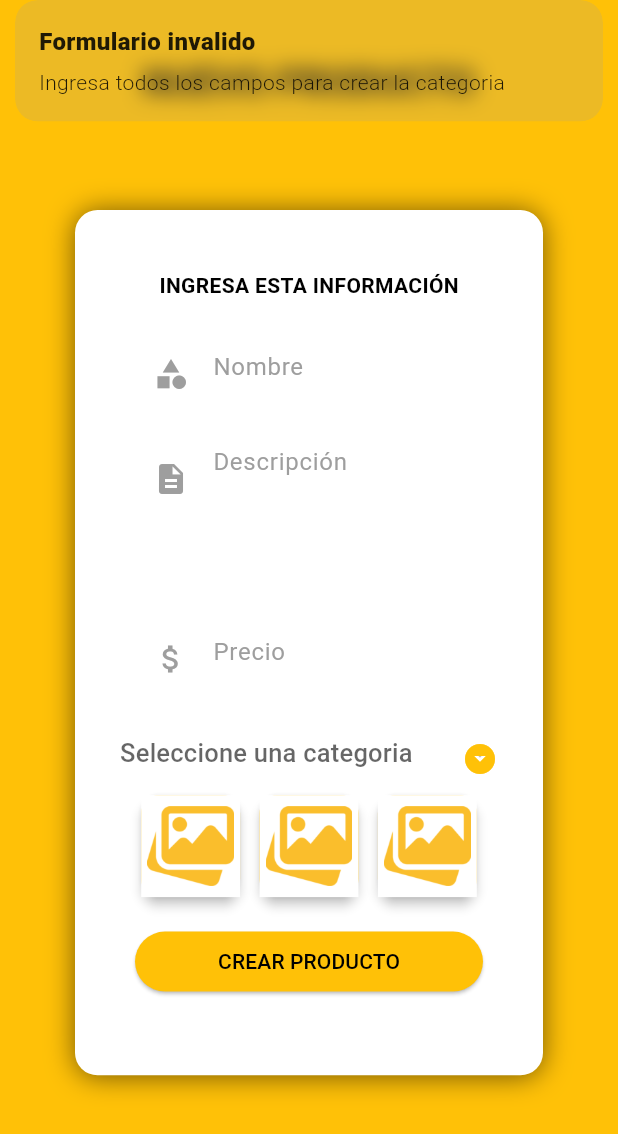
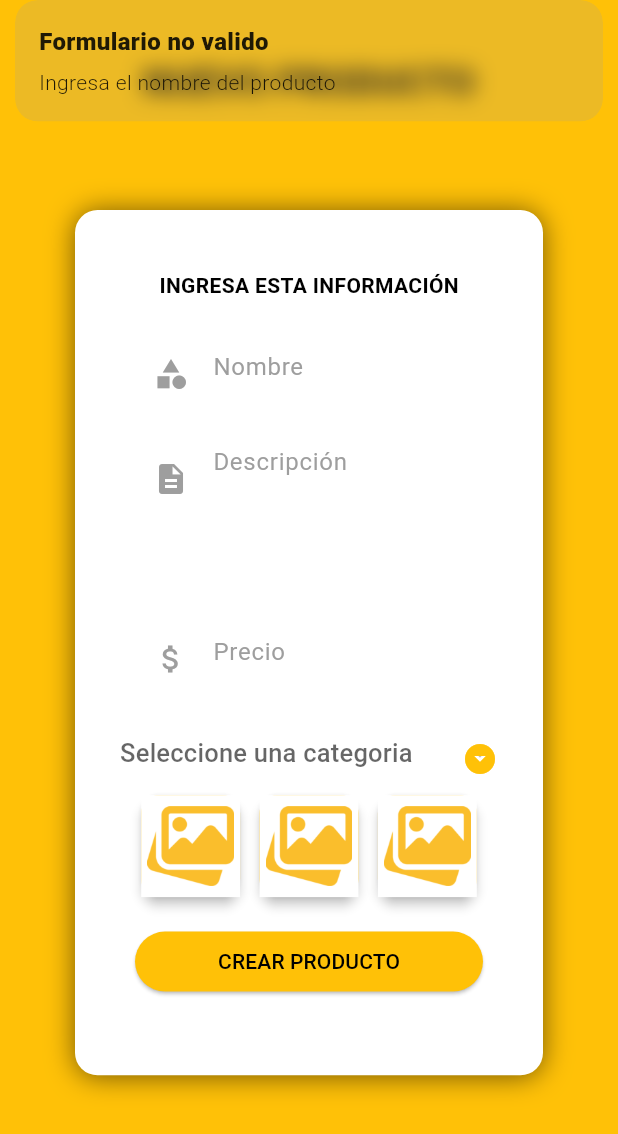
Before and after one commit to OrlayMolina/App_Delivery, a Flutter app: the RestaurantProductsCreatePage screen opened directly, after a tap on "CREAR PRODUCTO", on a phone screen of 412 x 824 dp. Shown: the top 1134 px of the screen. Run offline on Flutter 3.47's test engine with Material 3 defaults, Android fonts, the phone set to English and light mode, and no system bars; our stand-ins replace get, get_storage, image_picker, sn_progress_dialog; accounts and stored records are empty; network calls fail; project files that could hold a hidden picture were left out.

Commit message:
Se agrega un producto a la base de datos pero se prensenta un error porque no esta cargando las imágenes a Firebase correctamente.

```diff
--- a/flutter_delivery/lib/src/environment/environment.dart
+++ b/flutter_delivery/lib/src/environment/environment.dart
@@ -1,6 +1,6 @@
 class Environment {
 
   /// Variable con la ruta para hacer las peticiones a NodeJs.
-  static const String API_URL = "http://192.168.1.1:3000/";
-  static const String API_URL_OLD = "192.168.1.1:3000";
+  static const String API_URL = "http://192.168.1.2:3000/";
+  static const String API_URL_OLD = "192.168.1.2:3000";
 }
--- /dev/null
+++ b/flutter_delivery/lib/src/models/product.dart
@@ -0,0 +1,53 @@
+import 'dart:convert';
+
+Product productFromJson(String str) => Product.fromJson(json.decode(str));
+
+String productToJson(Product data) => json.encode(data.toJson());
+
+class Product {
+  String? id;
+  String? name;
+  String? description;
+  String? image1;
+  String? image2;
+  String? image3;
+  String? idCategory;
+  double? price;
+  int? quantity;
+
+  Product({
+    this.id,
+    this.name,
+    this.description,
+    this.image1,
+    this.image2,
+    this.image3,
+    this.idCategory,
+    this.price,
+    this.quantity,
+  });
+
+  factory Product.fromJson(Map<String, dynamic> json) => Product(
+    id: json["id"],
+    name: json["name"],
+    description: json["description"],
+    image1: json["image1"],
+    image2: json["image2"],
+    image3: json["image3"],
+    idCategory: json["id_category"],
+    price: json["price"]?.toDouble(),
+    quantity: json["quantity"],
+  );
+
+  Map<String, dynamic> toJson() => {
+    "id": id,
+    "name": name,
+    "description": description,
+    "image1": image1,
+    "image2": image2,
+    "image3": image3,
+    "id_category": idCategory,
+    "price": price,
+    "quantity": quantity,
+  };
+}
--- a/flutter_delivery/lib/src/pages/restaurant/products/create/restaurant_products_create_page.dart
+++ b/flutter_delivery/lib/src/pages/restaurant/products/create/restaurant_products_create_page.dart
@@ -216,7 +216,7 @@
       margin: EdgeInsets.symmetric(horizontal: 40, vertical: 15),
       child: ElevatedButton(
           onPressed: () {
-            controller.createCategory();
+            controller.createProduct(context);
           },
           style: ElevatedButton.styleFrom(
               padding: EdgeInsets.symmetric(vertical: 1)
--- a/flutter_delivery/lib/src/pages/restaurant/products/create/restaurante_products_create_controller.dart
+++ b/flutter_delivery/lib/src/pages/restaurant/products/create/restaurante_products_create_controller.dart
@@ -1,11 +1,16 @@
+import 'dart:convert';
+
 import 'package:flutter/cupertino.dart';
 import 'package:flutter/material.dart';
 import 'package:flutter_delivery/src/models/category.dart';
+import 'package:flutter_delivery/src/models/product.dart';
 import 'package:flutter_delivery/src/models/response_api.dart';
 import 'package:flutter_delivery/src/providers/categories_provider.dart';
+import 'package:flutter_delivery/src/providers/products_provider.dart';
 import 'package:get/get.dart';
 import 'dart:io';
 import 'package:image_picker/image_picker.dart';
+import 'package:sn_progress_dialog/sn_progress_dialog.dart';
 
 class RestaurantProductsCreateController extends GetxController {
 
@@ -21,6 +26,7 @@
 
   String? idCategory;
   List<Category> categories = <Category>[].obs;
+  ProductsProvider productsProvider = ProductsProvider();
 
   RestaurantProductsCreateController(){
     getCategories();
@@ -32,26 +38,73 @@
     categories.addAll(result);
   }
 
-  void createCategory() async {
+  void createProduct(BuildContext context) async {
     String name = nameController.text;
     String description = descriptionController.text;
+    String price = priceController.text;
+    print('Name ${name}');
+    print('Description ${description}');
+    print('price ${price}');
+    print('id_category ${idCategory}');
 
-    if(name.isNotEmpty && description.isNotEmpty){
-      Category category = Category(
+    ProgressDialog progressDialog = ProgressDialog(context: context);
+    if(isValidForm(name, description, price)){
+      Product product = Product(
         name: name,
-        description: description
+        description: description,
+        price: double.parse(price),
+        idCategory: idCategory
       );
 
-      ResponseApi responseApi = await categoriesProvider.create(category);
-      Get.snackbar('Proceso terminado', responseApi.message ?? '');
+      progressDialog.show(max: 100, msg: 'Guardando producto...');
+      List<File> images = [];
+      images.add(imageFile1!);
+      images.add(imageFile2!);
+      images.add(imageFile3!);
+      Stream stream = await productsProvider.create(product, images);
+      stream.listen((res){
+        progressDialog.close();
 
-      if(responseApi.success = true){
+        ResponseApi responseApi = ResponseApi.fromJson(json.decode(res));
+        Get.snackbar('Proceso terminado', responseApi.message ?? '');
         clearForm();
-      }
+      });
+    }
+  }
 
-    }else {
-      Get.snackbar('Formulario invalido', 'Ingresa todos los campos para crear la categoria');
+  bool isValidForm(String name, String description, String price){
+    if(name.isEmpty){
+      Get.snackbar('Formulario no valido', 'Ingresa el nombre del producto');
+      return false;
     }
+
+    if(description.isEmpty){
+      Get.snackbar('Formulario no valido', 'Ingresa la descripción del producto');
+      return false;
+    }
+
+    if(price.isEmpty){
+      Get.snackbar('Formulario no valido', 'Ingresa el precio del producto');
+      return false;
+    }
+    if(idCategory == null){
+      Get.snackbar('Formulario no valido', 'Debes seleccionar la gategoria del producto');
+      return false;
+    }
+    if(imageFile1 == null){
+      Get.snackbar('Formulario no valido', 'Ingresa la primera imagen del producto');
+      return false;
+    }
+    if(imageFile2 == null){
+      Get.snackbar('Formulario no valido', 'Ingresa la segunda imagen del producto');
+      return false;
+    }
+    if(imageFile3 == null){
+      Get.snackbar('Formulario no valido', 'Ingresa la tercera imagen del producto');
+      return false;
+    }
+
+    return true;
   }
 
   Future selectImage(ImageSource imageSource, int numberFile) async {
@@ -120,5 +173,6 @@
   void clearForm(){
     nameController.text = '';
     descriptionController.text = '';
+    priceController.text = '';
   }
 }
--- /dev/null
+++ b/flutter_delivery/lib/src/providers/products_provider.dart
@@ -0,0 +1,35 @@
+import 'dart:convert';
+import 'dart:io';
+
+import 'package:flutter_delivery/src/environment/environment.dart';
+import 'package:flutter_delivery/src/models/product.dart';
+import 'package:flutter_delivery/src/models/user.dart';
+import 'package:get_storage/get_storage.dart';
+import 'package:path/path.dart';
+import 'package:http/http.dart' as http;
+import 'package:get/get.dart';
+
+class ProductsProvider extends GetConnect {
+
+  User userSession = User.fromJson(GetStorage().read('user') ?? {});
+
+  /// Formulario con 3 imagenes.
+  Future<Stream> create(Product product, List<File> images) async {
+    Uri uri = Uri.http(Environment.API_URL_OLD, '/api/products/create');
+    final request = http.MultipartRequest('POST', uri);
+    request.headers['Authorization'] = userSession.sessionToken ?? '';
+
+    for(int i = 0; i < images.length; i++){
+      request.files.add(http.MultipartFile(
+          'image',
+          http.ByteStream(images[i].openRead().cast()),
+          await images[i].length(),
+          filename: basename(images[i].path))
+      );
+    }
+
+    request.fields['product'] = json.encode(product);
+    final response = await request.send();
+    return response.stream.transform(utf8.decoder);
+  }
+}
```
Also changed, not shown: 2 other files.
